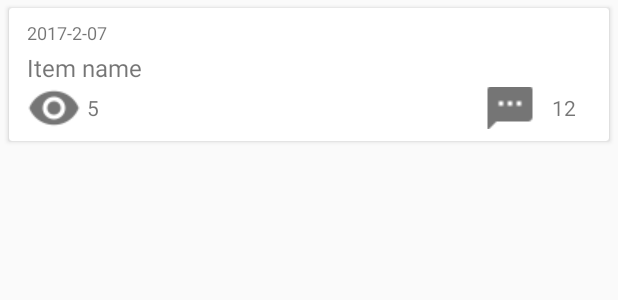
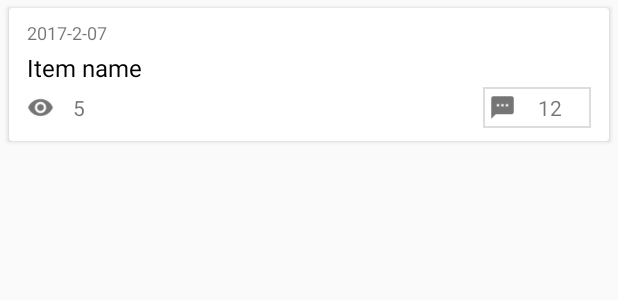
Before and after one commit to keygle/cnbetax, an Android app: the layout article_list_item.xml on its own in the app's theme, with its tools: preview values and no code run, on a phone screen of 412 x 824 dp. Shown: the top 300 px of the screen. Run offline under Robolectric (Android 15) with nearby library versions, the phone set to English and light mode, and no system bars.

Commit message:
1、列表页 布局调整

```diff
--- /dev/null
+++ b/app/src/main/res/drawable/ic_textsms.xml
@@ -0,0 +1,7 @@
+<?xml version="1.0" encoding="utf-8"?>
+<layer-list xmlns:android="http://schemas.android.com/apk/res/android">
+    <item
+    android:width="18dp"
+    android:height="18dp"
+    android:drawable="@drawable/ic_textsms_grey600_18dp" />
+</layer-list>
--- /dev/null
+++ b/app/src/main/res/drawable/ic_visibility.xml
@@ -0,0 +1,7 @@
+<?xml version="1.0" encoding="utf-8"?>
+<layer-list xmlns:android="http://schemas.android.com/apk/res/android">
+    <item
+        android:width="18dp"
+        android:height="18dp"
+        android:drawable="@drawable/ic_visibility_grey600_18dp" />
+</layer-list>
--- /dev/null
+++ b/app/src/main/res/drawable/md_ripple_white.xml
@@ -0,0 +1,5 @@
+<?xml version="1.0" encoding="utf-8"?>
+<shape xmlns:android="http://schemas.android.com/apk/res/android"
+    android:shape="rectangle">
+    <stroke android:color="@color/ripple_white" android:width="2px"/>
+</shape>
--- a/app/src/main/res/layout/article_detail.xml
+++ b/app/src/main/res/layout/article_detail.xml
@@ -26,6 +26,7 @@
             android:layout_marginTop="8dp"
             android:layout_marginLeft="6dp"
             android:layout_marginRight="6dp"
+            android:layout_marginBottom="6dp"
             >
             <LinearLayout
                 android:layout_width="match_parent"
--- a/app/src/main/res/layout/article_list_item.xml
+++ b/app/src/main/res/layout/article_list_item.xml
@@ -41,7 +41,8 @@
                 android:layout_marginTop="4dp"
                 android:layout_marginBottom="2dp"
                 android:textSize="16sp"
-                tools:text="Item name" />
+                tools:text="Item name"
+                tools:textColor="#000000" />
 
             <FrameLayout
                 android:layout_width="match_parent"
@@ -52,7 +53,7 @@
                     android:layout_width="wrap_content"
                     android:layout_height="wrap_content"
                     android:layout_gravity="start|center_vertical"
-                    android:drawableStart="@drawable/ic_visibility_grey600_18dp"
+                    android:drawableStart="@drawable/ic_visibility"
                     android:gravity="center"
                     android:minWidth="52dp"
                     tools:text="5" />
@@ -62,10 +63,12 @@
                     android:layout_width="72dp"
                     android:layout_height="wrap_content"
                     android:layout_gravity="end|center_vertical"
-                    android:drawableStart="@drawable/ic_textsms_grey600_18dp"
+                    android:background="@drawable/md_ripple_white"
+                    android:drawableStart="@drawable/ic_textsms"
                     android:elevation="1dp"
                     android:ellipsize="end"
                     android:gravity="center"
+                    android:padding="4dp"
                     tools:text="12" />
 
             </FrameLayout>
--- a/app/src/main/res/values/colors.xml
+++ b/app/src/main/res/values/colors.xml
@@ -11,4 +11,6 @@
     <color name="theme_1_deep">#3E6B89</color>
     <color name="theme_1_dark">#122D42</color>
     <color name="theme_1_accent">#F47C7C</color>
+    <color name="text_color_deep">#1E1E1E</color>
+    <color name="ripple_white">#FFDDDDDD</color>
 </resources>
```
Also changed, not shown: app/src/main/java/com/keygle/cnbetax/ArticleActivity.kt (+11 -3 lines).
